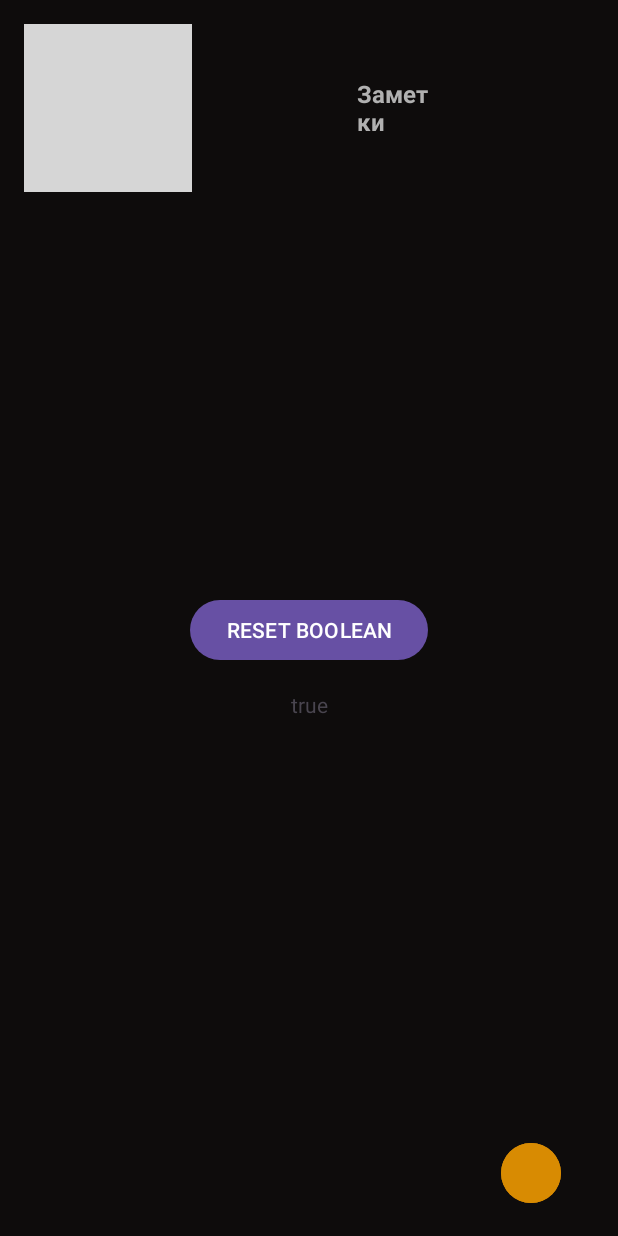
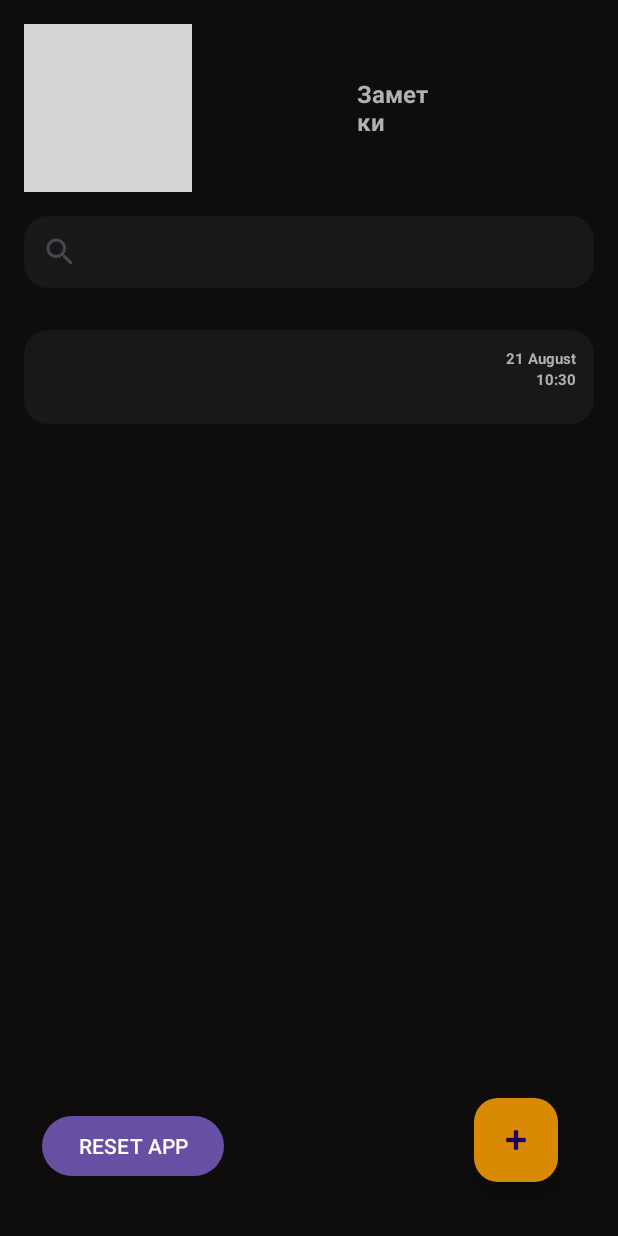
Before and after one commit to zkalmamatov/NoteApp, an Android app: the NoteFragment screen opened directly, with no data from a screen before it, on a phone screen of 412 x 824 dp. Run offline under Robolectric (Android 15) with nearby library versions, the phone set to English and light mode, and no system bars; our stand-ins replace Room's generated code; grey boxes are pictures that could not be loaded.

Commit message:
HM_04_04M

```diff
--- /dev/null
+++ b/app/src/main/java/kg/example/noteapp/data/models/NoteModel.kt
@@ -0,0 +1,17 @@
+package kg.example.noteapp.data.models
+
+import androidx.room.Entity
+import androidx.room.PrimaryKey
+
+@Entity(tableName = "noteModel")
+data class NoteModel(
+    val title: String,
+    val description: String,
+    val color: String,
+    val date: String,
+    val time: String
+
+){
+    @PrimaryKey(autoGenerate = true)
+    var id:Int = 0
+}
--- /dev/null
+++ b/app/src/main/java/kg/example/noteapp/ui/adapter/NoteAdapter.kt
@@ -0,0 +1,74 @@
+package kg.example.noteapp.ui.adapter
+
+import android.graphics.Color
+import android.graphics.drawable.Drawable
+import android.graphics.drawable.GradientDrawable
+import android.graphics.drawable.LayerDrawable
+import android.graphics.drawable.ShapeDrawable
+import android.view.LayoutInflater
+import android.view.ViewGroup
+import androidx.core.content.ContextCompat
+import androidx.recyclerview.widget.DiffUtil
+import androidx.recyclerview.widget.ListAdapter
+import androidx.recyclerview.widget.RecyclerView
+import kg.example.noteapp.R
+import kg.example.noteapp.data.models.NoteModel
+import kg.example.noteapp.databinding.ItemNoteBinding
+import java.text.SimpleDateFormat
+import java.util.Date
+import java.util.Locale
+
+class NoteAdapter : ListAdapter<NoteModel, NoteAdapter.ViewHolder>(DiffCallback()) {
+    class ViewHolder(private val binding: ItemNoteBinding) : RecyclerView.ViewHolder(binding.root) {
+
+        fun bind(item: NoteModel) {
+            binding.txtTitle.text = item.title
+            binding.txtDescription.text = item.description
+            val bgDraw = ContextCompat.getDrawable(
+                binding.root.context,
+                R.drawable.bg_rounded
+            ) as LayerDrawable
+
+            if (!item.color.isNullOrEmpty()) {
+                val color = try {
+                    Color.parseColor(item.color)
+                } catch (e: IllegalArgumentException) {
+                    Color.parseColor(R.drawable.btn_grey.toString())
+                }
+                val shapeDrawable = bgDraw.getDrawable(0) as? GradientDrawable
+                shapeDrawable?.setColor(color)
+
+                binding.itemColor.background = shapeDrawable
+                binding.txtDate.text = item.date
+                binding.txtTime.text = item.time
+            }
+        }
+    }
+
+    override fun onCreateViewHolder(parent: ViewGroup, viewType: Int): ViewHolder {
+        return ViewHolder(
+            ItemNoteBinding.inflate(
+                LayoutInflater.from(parent.context),
+                parent,
+                false
+            )
+        )
+    }
+
+    override fun onBindViewHolder(holder: ViewHolder, position: Int) {
+        holder.bind(getItem(position))
+    }
+
+    class DiffCallback : DiffUtil.ItemCallback<NoteModel>() {
+        override fun areItemsTheSame(oldItem: NoteModel, newItem: NoteModel): Boolean {
+            return oldItem.id == newItem.id
+        }
+
+        override fun areContentsTheSame(oldItem: NoteModel, newItem: NoteModel): Boolean {
+            return oldItem == newItem
+        }
+
+    }
+
+
+}
--- a/app/src/main/java/kg/example/noteapp/ui/fragments/note/NoteFragment.kt
+++ b/app/src/main/java/kg/example/noteapp/ui/fragments/note/NoteFragment.kt
@@ -6,14 +6,22 @@ import android.view.LayoutInflater
 import android.view.View
 import android.view.ViewGroup
 import android.widget.Toast
+import androidx.navigation.fragment.findNavController
+import androidx.recyclerview.widget.LinearLayoutManager
+import kg.example.noteapp.App
 import kg.example.noteapp.R
 import kg.example.noteapp.databinding.FragmentNoteBinding
+import kg.example.noteapp.ui.adapter.NoteAdapter
 import kg.example.noteapp.utils.PreferenceHelper
+import java.text.SimpleDateFormat
+import java.util.Date
+import java.util.Locale
 
 
 class NoteFragment : Fragment() {
 
     private lateinit var binding: FragmentNoteBinding
+    private val noteAdapter = NoteAdapter()
 
     override fun onCreateView(
         inflater: LayoutInflater, container: ViewGroup?,
@@ -25,38 +33,43 @@ class NoteFragment : Fragment() {
 
     override fun onViewCreated(view: View, savedInstanceState: Bundle?) {
         super.onViewCreated(view, savedInstanceState)
-//        setupListeners()
+        initialize()
+        setupListeners()
+        getData()
         resetCount()
-        txtView()
 
     }
 
-//    private fun setupListeners() {
-//        val sharedPreferences = PreferenceHelper()
-//        sharedPreferences.unit(requireContext())
-//        binding.btnSave.setOnClickListener {
-//            val et = binding.etText.text.toString()
-//            sharedPreferences.text = et
-//            binding.txtSave.text = et
-//        }
-//        binding.txtSave.text = sharedPreferences.text
-//    }
+    private fun initialize() {
+        binding.rvNote.apply {
+            layoutManager = LinearLayoutManager(requireContext())
+            adapter = noteAdapter
+        }
+    }
+
+    private fun setupListeners() {
+        binding.btnAdd.setOnClickListener{
+            findNavController().navigate(R.id.action_noteFragment_to_noteDetailFragment)
+        }
+    }
+
+    private fun getData() {
+        App.appDataBase?.noteDao()?.getAll()?.observe(viewLifecycleOwner){
+            noteAdapter.submitList(it)
+        }
+
+    }
 
     private fun resetCount() {
         val sharedPreferences = PreferenceHelper()
         sharedPreferences.unit(requireContext())
         binding.btmReset.setOnClickListener {
-            Toast.makeText(context, "BOOLEAN IS RESET", Toast.LENGTH_SHORT).show()
+            Toast.makeText(context, "APP IS RESET", Toast.LENGTH_SHORT).show()
             sharedPreferences.onBoardShow = false
-            binding.txtBool.text = sharedPreferences.onBoardShow.toString()
+            binding.btmReset.text = "App start " + sharedPreferences.onBoardShow.toString()
         }
     }
 
-    private fun txtView() {
-        val sharedPreferences = PreferenceHelper()
-        sharedPreferences.unit(requireContext())
-        binding.txtBool.text = sharedPreferences.onBoardShow.toString()
-    }
 
 
 }
--- /dev/null
+++ b/app/src/main/res/drawable/bg_rounded.xml
@@ -0,0 +1,10 @@
+<?xml version="1.0" encoding="utf-8"?>
+<layer-list xmlns:android="http://schemas.android.com/apk/res/android">
+    <item>
+        <shape
+            android:shape="rectangle">
+            <corners android:radius="16dp" />
+            <solid android:color="@color/transparent" />
+        </shape>
+    </item>
+</layer-list>
--- /dev/null
+++ b/app/src/main/res/drawable/btn_grey.xml
@@ -0,0 +1,5 @@
+<?xml version="1.0" encoding="utf-8"?>
+<shape xmlns:android="http://schemas.android.com/apk/res/android">
+    <solid android:color="@color/grey_dark"/>
+    <corners android:radius="16dp"/>
+</shape>
--- /dev/null
+++ b/app/src/main/res/drawable/btn_red.xml
@@ -0,0 +1,5 @@
+<?xml version="1.0" encoding="utf-8"?>
+<shape xmlns:android="http://schemas.android.com/apk/res/android">
+    <solid android:color="@color/red_dark"/>
+    <corners android:radius="16dp"/>
+</shape>
--- /dev/null
+++ b/app/src/main/res/drawable/btn_white.xml
@@ -0,0 +1,5 @@
+<?xml version="1.0" encoding="utf-8"?>
+<shape xmlns:android="http://schemas.android.com/apk/res/android">
+    <solid android:color="@color/white_milk"/>
+    <corners android:radius="16dp"/>
+</shape>
--- a/app/src/main/res/layout/fragment_note.xml
+++ b/app/src/main/res/layout/fragment_note.xml
@@ -1,5 +1,5 @@
 <?xml version="1.0" encoding="utf-8"?>
-<androidx.constraintlayout.widget.ConstraintLayout xmlns:android="http://schemas.android.com/apk/res/android"
+<FrameLayout xmlns:android="http://schemas.android.com/apk/res/android"
     xmlns:app="http://schemas.android.com/apk/res-auto"
     xmlns:tools="http://schemas.android.com/tools"
     android:layout_width="match_parent"
@@ -8,40 +8,23 @@
     android:paddingHorizontal="16dp"
     tools:context=".ui.fragments.note.NoteFragment">
 
-    <!--    <TextView-->
-    <!--        android:id="@+id/txt_save"-->
-    <!--        android:textSize="24sp"-->
-    <!--        android:textStyle="bold"-->
-    <!--        android:layout_gravity="center"-->
-    <!--        android:layout_width="wrap_content"-->
-    <!--        android:layout_height="wrap_content"/>-->
-
-
-    <!--    <EditText-->
-    <!--        android:id="@+id/et_text"-->
-    <!--        android:layout_width="match_parent"-->
-    <!--        android:layout_height="wrap_content"/>-->
-
-
-    <!--    <Button-->
-    <!--        android:id="@+id/btn_save"-->
-    <!--        android:layout_marginTop="16dp"-->
-    <!--        android:text="Сохранить"-->
-    <!--        android:layout_width="wrap_content"-->
-    <!--        android:layout_height="wrap_content"/>-->
+    <LinearLayout
+        android:layout_width="match_parent"
+        android:layout_height="wrap_content"
+        android:orientation="vertical">
 
         <LinearLayout
             android:layout_width="match_parent"
             android:layout_height="wrap_content"
             android:gravity="center"
+            android:orientation="horizontal"
             android:paddingTop="16dp"
+            app:layout_constraintEnd_toEndOf="parent"
             app:layout_constraintStart_toStartOf="parent"
-        app:layout_constraintEnd_toEndOf="parent"
-        app:layout_constraintTop_toTopOf="parent"
-        android:orientation="horizontal"
-       >
+            app:layout_constraintTop_toTopOf="parent">
 
             <ImageButton
+                android:id="@+id/btn_menu"
                 android:layout_width="wrap_content"
                 android:layout_height="wrap_content"
                 android:background="@color/transparent"
@@ -49,58 +32,60 @@
                 android:src="@drawable/btn_menu" />
 
             <TextView
-            android:textColor="@color/grey_middle"
+                android:layout_width="wrap_content"
+                android:layout_height="wrap_content"
                 android:layout_marginStart="110dp"
                 android:layout_marginEnd="110dp"
-            android:layout_width="wrap_content"
-            android:layout_height="wrap_content"
                 android:text="Заметки"
+                android:textColor="@color/grey_middle"
                 android:textSize="16sp"
                 android:textStyle="bold" />
 
             <ImageButton
+                android:id="@+id/btn_swap"
+                android:layout_width="wrap_content"
+                android:layout_height="wrap_content"
+                android:background="@color/transparent"
                 android:padding="8dp"
-            android:background="@color/transparent"
-            android:src="@drawable/btn_square"
-            android:layout_width="wrap_content"
-            android:layout_height="wrap_content"/>
+                android:src="@drawable/btn_square" />
 
         </LinearLayout>
+
+        <SearchView
+            android:id="@+id/search"
+            android:layout_width="match_parent"
+            android:layout_height="wrap_content"
+            android:layout_marginBottom="8dp"
+            android:layout_marginTop="16dp"
+            android:background="@drawable/btn_grey"
+            android:queryHint="Поиск заметок"
+            app:layout_constraintTop_toTopOf="parent" />
+
+        <androidx.recyclerview.widget.RecyclerView
+            android:id="@+id/rv_note"
+            android:layout_width="match_parent"
+            android:layout_height="match_parent"
+            android:layout_marginTop="12dp" />
+
+        </LinearLayout>
+
+    <com.google.android.material.floatingactionbutton.FloatingActionButton
+        android:id="@+id/btn_add"
+        android:layout_width="wrap_content"
+        android:layout_height="wrap_content"
+        android:layout_gravity="end|bottom"
+        android:layout_marginEnd="24dp"
+        android:backgroundTint="@color/orange"
+        android:layout_marginBottom="36dp"
+        app:srcCompat="@android:drawable/ic_input_add" />
 
     <Button
         android:id="@+id/btm_reset"
         android:layout_width="wrap_content"
         android:layout_height="wrap_content"
-        android:layout_marginTop="16dp"
-        android:text="RESET BOOLEAN"
-        app:layout_constraintBottom_toBottomOf="parent"
-        app:layout_constraintEnd_toEndOf="parent"
-        app:layout_constraintStart_toStartOf="parent"
-        app:layout_constraintTop_toTopOf="parent" />
+        android:layout_gravity="bottom|start"
+        android:layout_marginStart="12dp"
+        android:layout_marginBottom="36dp"
+        android:text="RESET APP" />
 
-    <TextView
-        android:id="@+id/txt_bool"
-        android:layout_width="wrap_content"
-        android:layout_height="wrap_content"
-        android:layout_marginTop="16dp"
-        app:layout_constraintEnd_toEndOf="parent"
-        app:layout_constraintStart_toStartOf="parent"
-        app:layout_constraintTop_toBottomOf="@+id/btm_reset"
-        app:layout_goneMarginTop="16dp" />
-
-    <Button
-        android:layout_marginEnd="22dp"
-        android:layout_width="40dp"
-        android:layout_height="40dp"
-        android:layout_marginBottom="22dp"
-        android:backgroundTint="@color/orange"
-        android:insetTop="0dp"
-        android:insetBottom="0dp"
-        android:text="+"
-        android:textColor="@color/white"
-        android:textSize="12sp"
-        app:layout_constraintBottom_toBottomOf="parent"
-        app:layout_constraintEnd_toEndOf="parent" />
-
-
-</androidx.constraintlayout.widget.ConstraintLayout>
+</FrameLayout>
--- /dev/null
+++ b/app/src/main/res/layout/item_note.xml
@@ -0,0 +1,59 @@
+<?xml version="1.0" encoding="utf-8"?>
+<androidx.constraintlayout.widget.ConstraintLayout xmlns:android="http://schemas.android.com/apk/res/android"
+    xmlns:app="http://schemas.android.com/apk/res-auto"
+    android:id="@+id/item_color"
+    android:layout_width="match_parent"
+    android:layout_height="wrap_content"
+    android:layout_marginTop="8dp"
+    android:background="@drawable/bg_rounded"
+    android:layout_marginBottom="8dp"
+    android:padding="12dp">
+
+
+    <TextView
+        android:id="@+id/txt_title"
+        android:layout_width="wrap_content"
+        android:layout_height="wrap_content"
+        android:textColor="@color/grey_middle"
+        android:textSize="16sp"
+        android:textStyle="bold"
+        app:layout_constraintStart_toStartOf="parent"
+        app:layout_constraintTop_toTopOf="parent" />
+
+    <TextView
+        android:id="@+id/txt_description"
+        android:layout_width="wrap_content"
+        android:layout_height="wrap_content"
+        android:ellipsize="end"
+        android:maxWidth="200dp"
+        android:maxLines="1"
+        android:textColor="@color/grey_middle"
+        android:textSize="12sp"
+        app:layout_constraintStart_toStartOf="parent"
+        app:layout_constraintTop_toBottomOf="@+id/txt_title" />
+
+    <TextView
+        android:id="@+id/txt_date"
+        android:layout_width="wrap_content"
+        android:layout_height="wrap_content"
+        android:layout_marginStart="8dp"
+        android:text="data"
+        android:textColor="@color/grey_middle"
+        android:textSize="10sp"
+        android:textStyle="bold"
+        app:layout_constraintEnd_toEndOf="parent"
+        app:layout_constraintTop_toTopOf="parent" />
+
+    <TextView
+        android:id="@+id/txt_time"
+        android:layout_width="wrap_content"
+        android:layout_height="wrap_content"
+        android:layout_marginStart="8dp"
+        android:text="time"
+        android:textColor="@color/grey_middle"
+        android:textSize="10sp"
+        android:textStyle="bold"
+        app:layout_constraintEnd_toEndOf="parent"
+        app:layout_constraintTop_toBottomOf="@+id/txt_date" />
+
+</androidx.constraintlayout.widget.ConstraintLayout>
--- a/app/src/main/res/navigation/nav_graph.xml
+++ b/app/src/main/res/navigation/nav_graph.xml
@@ -10,14 +10,27 @@
         android:name="kg.example.noteapp.ui.fragments.onboard.OnBoardFragment"
         android:label="fragment_on_board"
         tools:layout="@layout/fragment_on_board" />
+
     <fragment
         android:id="@+id/onBoardPagingFragment"
         android:name="kg.example.noteapp.ui.fragments.onboard.OnBoardPagingFragment"
         android:label="fragment_on_board_paging"
         tools:layout="@layout/fragment_on_board_paging" />
+
     <fragment
         android:id="@+id/noteFragment"
         android:name="kg.example.noteapp.ui.fragments.note.NoteFragment"
         android:label="fragment_note"
-        tools:layout="@layout/fragment_note" />
+        tools:layout="@layout/fragment_note" >
+        <action
+            android:id="@+id/action_noteFragment_to_noteDetailFragment"
+            app:destination="@id/noteDetailFragment" />
+    </fragment>
+
+    <fragment
+        android:id="@+id/noteDetailFragment"
+        android:name="kg.example.noteapp.ui.fragments.note.NoteDetailFragment"
+        android:label="fragment_note_detail"
+        tools:layout="@layout/fragment_note_detail" />
+
 </navigation>
--- a/app/src/main/res/values/colors.xml
+++ b/app/src/main/res/values/colors.xml
@@ -5,9 +5,14 @@
     <color name="ripple_color">#C9F9FF</color>
     <color name="orange">#D88B02</color>
     <color name="grey">#8E8B8B</color>
+    <color name="white_2">#E6E6E6</color>
     <color name="grey_light">#C4C4C4</color>
     <color name="grey_middle">#B1B1B1</color>
+    <color name="grey_middle2">#505050</color>
     <color name="transparent">#008E8B8B</color>
     <color name="bg_color">#0E0C0C</color>
+    <color name="grey_dark">#191818</color>
+    <color name="white_milk">#EBE4C9</color>
+    <color name="red_dark">#571818</color>
 
 </resources>
--- a/gradle/libs.versions.toml
+++ b/gradle/libs.versions.toml
@@ -1,6 +1,6 @@
 [versions]
 agp = "8.5.0"
-kotlin = "1.9.0"
+kotlin = "2.0.0"
 coreKtx = "1.13.1"
 junit = "4.13.2"
 junitVersion = "1.2.1"
```
Also changed, not shown: app/src/main/java/kg/example/noteapp/App.kt (+22 -1 lines), app/src/main/java/kg/example/noteapp/converter/Converters.kt (added, +19 -0 lines), app/src/main/java/kg/example/noteapp/data/db/AppDataBase.kt (+13 -1 lines), app/src/main/java/kg/example/noteapp/data/db/daos/NoteDao.kt (+9 -0 lines), app/src/main/java/kg/example/noteapp/ui/fragments/note/NoteDetailFragment.kt (added, +77 -0 lines), app/src/main/res/layout/fragment_note_detail.xml (added, +120 -0 lines), app/src/main/res/drawable/icon_back.png (added). Lines whose indentation alone changed are shown as unchanged.
